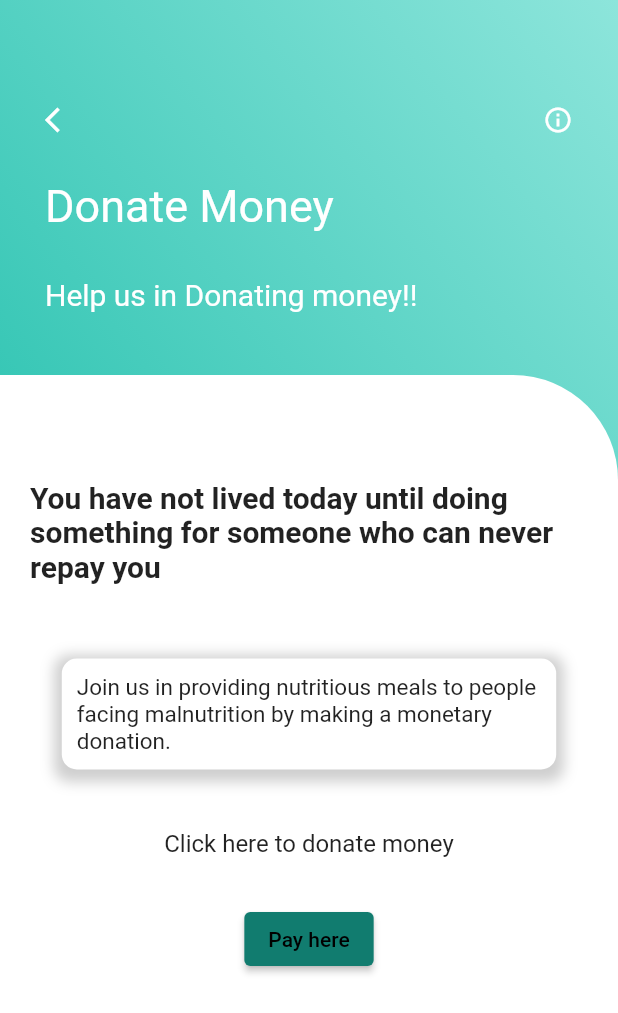
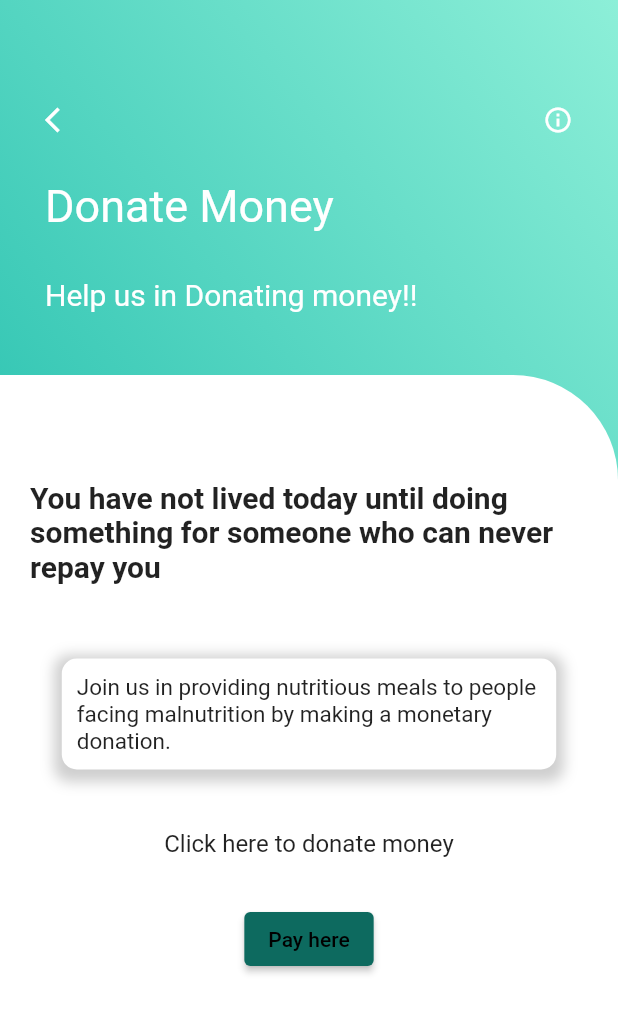
Before and after one commit to Shalinda99/FoodBank-Mobile, a Flutter app: the moneyDonation screen opened directly, on a phone screen of 412 x 824 dp. Shown: the top 1013 px of the screen. Run offline on Flutter 3.47's test engine with Material 2 defaults, Android fonts, the phone set to English and light mode, and no system bars.

Commit message:
color changed

```diff
--- a/lib/colors.dart
+++ b/lib/colors.dart
@@ -9,18 +9,18 @@ class ColorPalette {
   static const Color darkOrange = Color(0xFFFF8C00);
 
   static const Color green = Color(0xFF2FC4B2);
-  static const Color darkGreen = Color(0xFF117C6F);
-  static const Color lightGreen = Color(0xFF8DE5DB);
+  static const Color darkGreen = Color.fromARGB(255, 13, 106, 95);
+  static const Color lightGreen = Color(0xFF8DEFD8);
 
   //static const Color yellow = Color(0xFFFFFF00);
   static const Color yellow = Color(0xFFFFD801);
   static const Color lightYellow = Color(0xFFFFFFE0);
- // static const Color darkYellow = Color(0xFF808000);
- static const Color darkYellow = Color(0xFFFFA722);
+  // static const Color darkYellow = Color(0xFF808000);
+  static const Color darkYellow = Color(0xFFFFA722);
 
- // static const Color blue = Color(0xFF0000FF);
- static const Color blue = Color(0xFF00bfe0);
-  static const Color lightBlue = Color(0xFFADD8E6);
+  // static const Color blue = Color(0xFF0000FF);
+  static const Color blue = Color.fromARGB(255, 63, 141, 155);
+  static const Color lightBlue = Color.fromARGB(255, 26, 68, 82);
   // static const Color darkBlue = Color(0xFF00008B);
-   static const Color darkBlue = Color(0xFF006D8F);
+  static const Color darkBlue = Color.fromARGB(255, 4, 13, 59);
 }
```
